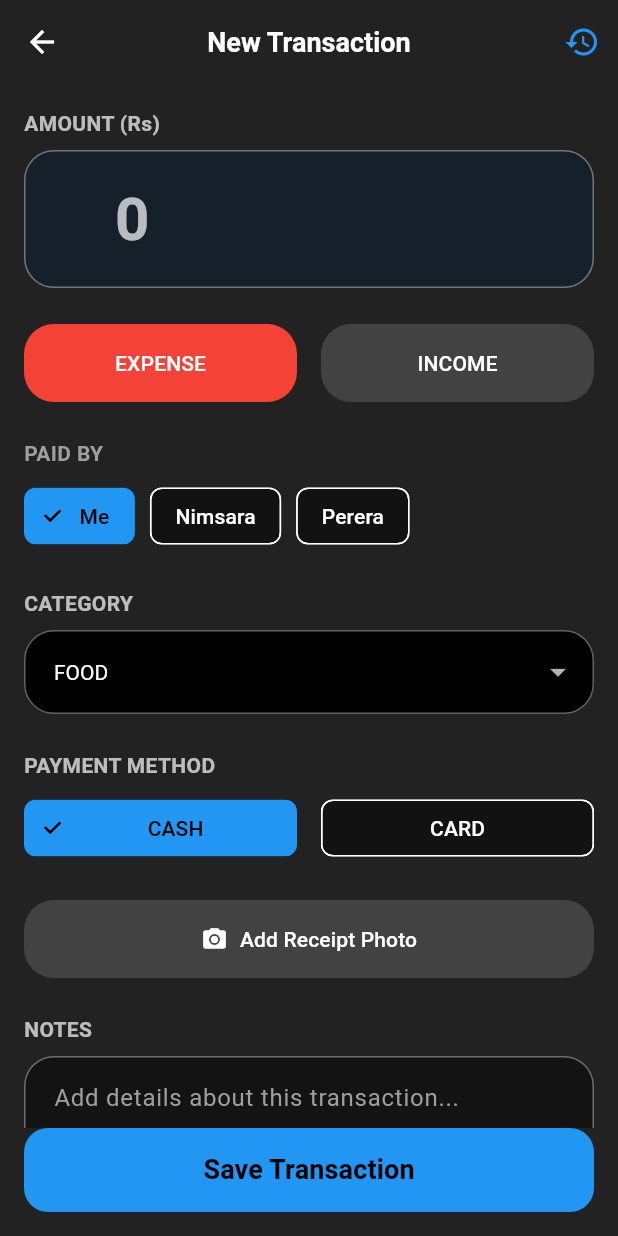
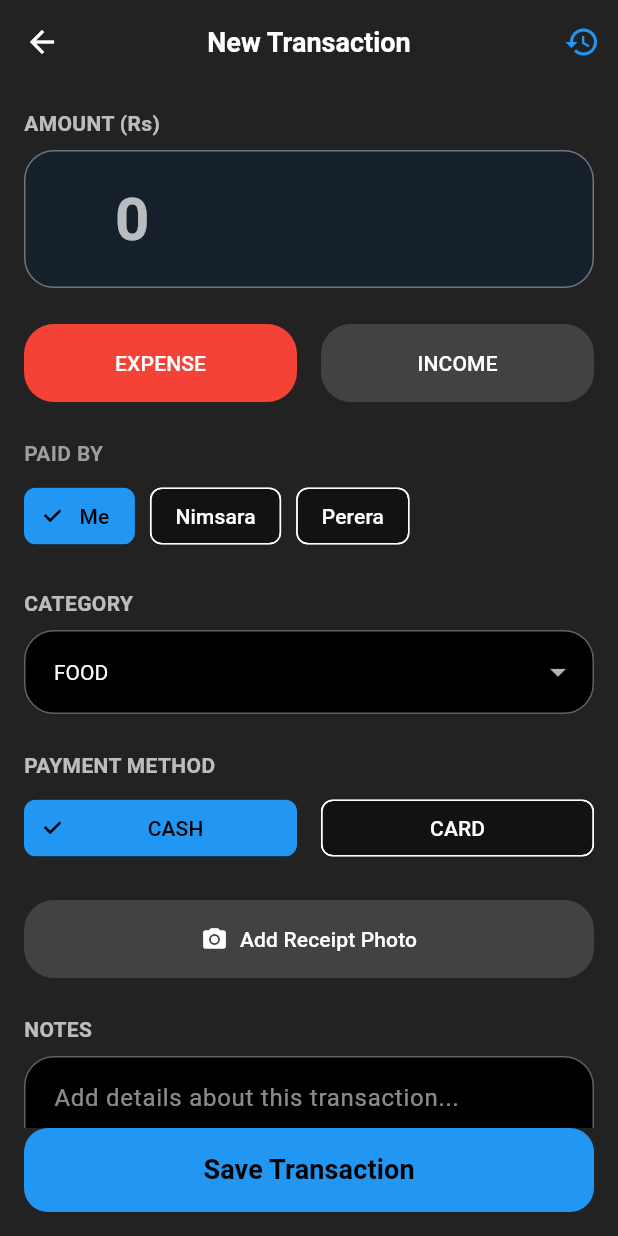
Before and after one commit to KNP700/income_and_expense_tracker, a Flutter app: the AddTransactionPage screen opened directly with empty values, on a phone screen of 412 x 824 dp. Run offline on Flutter 3.47's test engine with Material 3 defaults, Android fonts, the phone set to English and light mode, and no system bars; our stand-ins replace app_links, bloc, cloud_firestore, equatable, firebase_auth, firebase_core and 4 more; missing offline and left inert: biometric_signature; accounts and stored records are empty; generated files the repository leaves out were written again.

Commit message:
UI dark and light theme done

```diff
--- a/lib/pages/add_transaction_page.dart
+++ b/lib/pages/add_transaction_page.dart
@@ -261,13 +261,13 @@ class _SimpleAddTransactionState extends State<AddTransactionPage> {
                       TextField(
                         controller: _notesController,
                         maxLines: 3,
-                        style: const TextStyle(color: Colors.white),
-                        decoration: const InputDecoration(
+                        style: TextStyle(color: isDarkMode ? Colors.white : Colors.black,),
+                        decoration: InputDecoration(
                           hintText: 'Add details about this transaction...',
-                          hintStyle: TextStyle(color: Colors.grey),
-                          border: OutlineInputBorder(),
+                          hintStyle: TextStyle(color:isDarkMode ? Colors.white54 : Colors.grey,),
+                          border: const OutlineInputBorder(),
                           filled: true,
-                          fillColor: Colors.black45,
+                          fillColor: isDarkMode ? Colors.black : Colors.white,
                         ),
                       ),
                       const SizedBox(height: 24),
```
